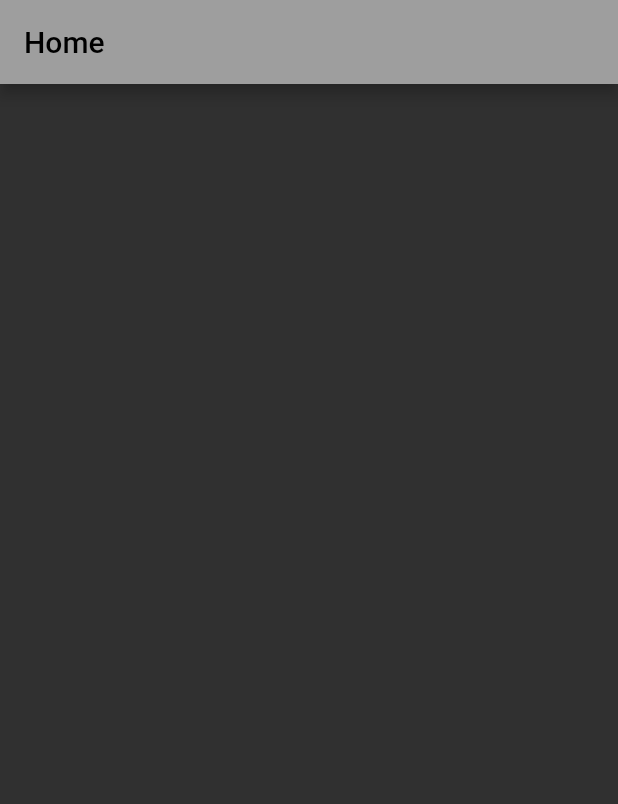
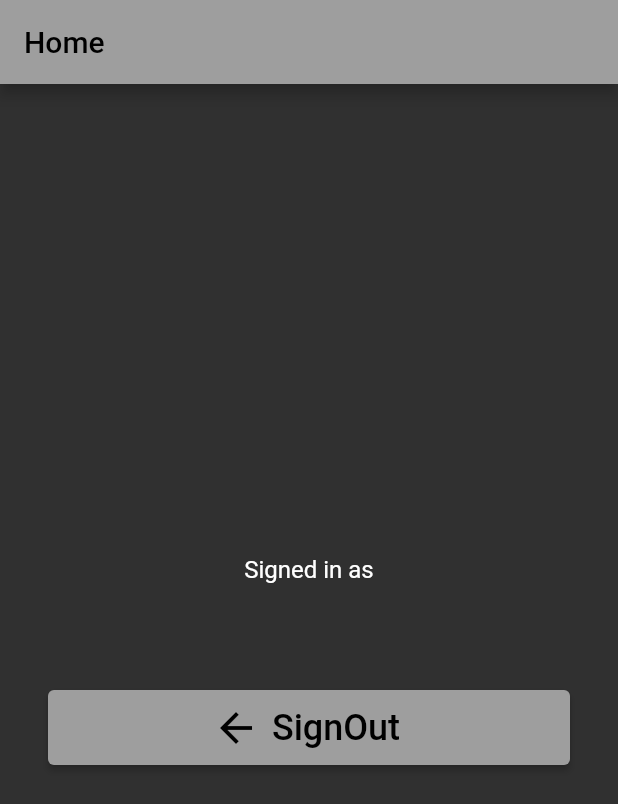
Before and after one commit to dyatco/userAuthFlutter, a Flutter app: the screen it shows once a user with an empty profile is signed in, on a phone screen of 412 x 824 dp. Shown: the top 804 px of the screen. Run offline on Flutter 3.47's test engine with Material 2 defaults, Android fonts, the phone set to English and light mode, and no system bars; our stand-ins replace firebase_auth, firebase_core; accounts and stored records are empty; network calls fail.

Commit message:
added login features

```diff
--- a/lib/Pages/home_page.dart
+++ b/lib/Pages/home_page.dart
@@ -4,12 +4,42 @@ import 'package:flutter/material.dart';
 class HomePage extends StatelessWidget{
   @override
   Widget build(BuildContext context){
+    // access user info
     final user = FirebaseAuth.instance.currentUser!;
 
     return Scaffold(
       appBar: AppBar(
         title: Text('Home'),
       ),
+      body: Padding(
+        padding: EdgeInsets.all(32.0),
+        child: Column(
+          mainAxisAlignment: MainAxisAlignment.center,
+          children: [
+            Text('Signed in as',
+            style: TextStyle(fontSize: 16.0),
+            ),
+            SizedBox(height: 8.0),
+            Text(
+              user.email!,
+              style: TextStyle(fontSize: 20, fontWeight: FontWeight.bold
+              ),
+            ),
+            SizedBox(height: 40.0),
+            ElevatedButton.icon(
+              style: ElevatedButton.styleFrom(
+                minimumSize: Size.fromHeight(50.0),
+              ),
+              icon: Icon(Icons.arrow_back, size: 32.0),
+              label: Text(
+                'SignOut',
+                style: TextStyle(fontSize: 24.0),
+              ),
+              onPressed: () => FirebaseAuth.instance.signOut(),
+            ),
+          ],
+        ),
+      ),
     );
   }
 }
--- a/lib/login_widget.dart
+++ b/lib/login_widget.dart
@@ -51,9 +51,24 @@ class _LoginWidgetState extends State<LoginWidget>{
     ),
   );
   Future signIn() async{
-    await FirebaseAuth.instance.signInWithEmailAndPassword(
-      email: emailController.text.trim(),
-      password: passwordController.text.trim(),
+    // show loading indicator
+    showDialog(
+      context: context,
+      barrierDismissible: false,
+      builder: (context) => Center(child: CircularProgressIndicator()),
     );
+
+    try {
+      await FirebaseAuth.instance.signInWithEmailAndPassword(
+        email: emailController.text.trim(),
+        password: passwordController.text.trim(),
+      );
+    // catch error
+    } on FirebaseAuthException catch (e){
+      print(e);
+    }
+
+    // hides loading indicator when done
+    navigatorKey.currentState!.popUntil((route) => route.isFirst);
   }
 }
--- a/lib/main.dart
+++ b/lib/main.dart
@@ -11,11 +11,14 @@ Future main() async{
   runApp(MyApp());
 }
 
+final navigatorKey = GlobalKey<NavigatorState>();
+
 class MyApp extends StatelessWidget {
   static final String title = 'Setup Firebase';
 
   @override
   Widget build(BuildContext context) => MaterialApp(
+    navigatorKey: navigatorKey,
     debugShowCheckedModeBanner: false,
     title: title,
     theme: ThemeData.dark().copyWith(
@@ -31,9 +34,16 @@ class MainPage extends StatelessWidget{
     body: StreamBuilder<User?>(
       stream: FirebaseAuth.instance.authStateChanges(),
       builder: (context, snapshot){
-        // if user is logged in, display homepage. Else, display login page
-        if (snapshot.hasData){
+        // loading indicator
+        if(snapshot.connectionState == ConnectionState.waiting){
+          return Center(child: CircularProgressIndicator());
+        // error message
+        } else if (snapshot.hasError){
+          return Center(child: Text('Something went wrong'));
+        // if logged in, go to homepage
+        } else if (snapshot.hasData){
           return HomePage();
+        // if logged out, go to login page
         } else {
           return LoginWidget();
         }
```
